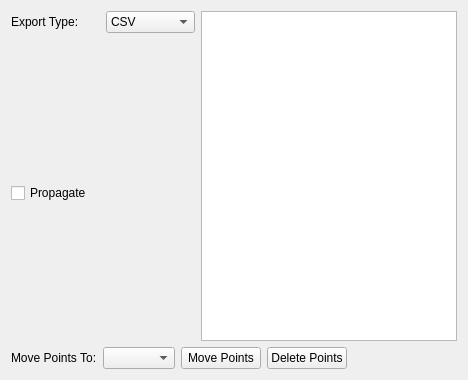
The window that src/WhiskerToolbox/DataManager_Widget/Point_Widget/Point_Widget.ui (paulmthompson/WhiskerToolbox) describes before a commit, drawn with Qt 5.
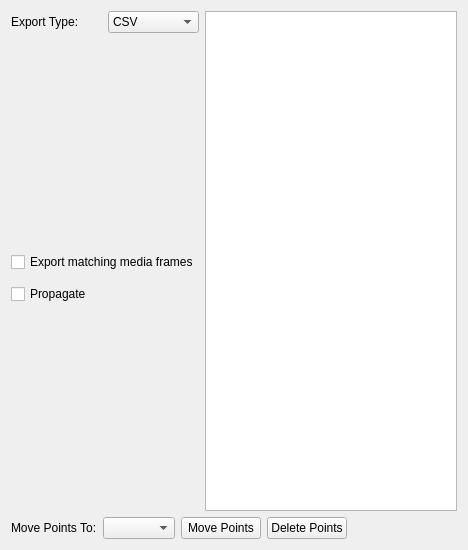
The same window after the commit. Custom widgets are drawn as their Qt base class.

Commit message: can export media alongside points when saving as CSV

What changed in the file:
```diff
--- a/src/WhiskerToolbox/DataManager_Widget/Point_Widget/Point_Widget.ui
+++ b/src/WhiskerToolbox/DataManager_Widget/Point_Widget/Point_Widget.ui
@@ -7,7 +7,7 @@
     <x>0</x>
     <y>0</y>
     <width>468</width>
-    <height>380</height>
+    <height>550</height>
    </rect>
   </property>
   <property name="minimumSize">
@@ -23,10 +23,7 @@
    <item>
     <layout class="QHBoxLayout" name="topControlsLayout">
      <item>
-      <layout class="QVBoxLayout" name="leftVerticalLayout" stretch="0,0,0,0,1">
-       <property name="sizeConstraint">
-        <enum>QLayout::SizeConstraint::SetMaximumSize</enum>
-       </property>
+      <layout class="QVBoxLayout" name="leftVerticalLayout">
        <item>
         <layout class="QHBoxLayout" name="exportTypeLayout">
          <item>
@@ -55,6 +52,19 @@
          <widget class="CSVPointSaver_Widget" name="csv_point_saver_widget"/>
         </widget>
        </item>
+       <item>
+        <widget class="QCheckBox" name="export_media_frames_checkbox">
+         <property name="text">
+          <string>Export matching media frames</string>
+         </property>
+         <property name="checked">
+          <bool>false</bool>
+         </property>
+        </widget>
+       </item>
+       <item>
+        <widget class="MediaExport_Widget" name="media_export_options_widget" native="true"/>
+       </item>
        <item>
         <widget class="QCheckBox" name="propagate_checkbox">
          <property name="text">
@@ -132,6 +142,12 @@
    <header>IO_Widgets/PointLoaderWidget/CSV/CSVPointSaver_Widget.hpp</header>
    <container>1</container>
   </customwidget>
+  <customwidget>
+   <class>MediaExport_Widget</class>
+   <extends>QWidget</extends>
+   <header>IO_Widgets/Media/MediaExport_Widget.hpp</header>
+   <container>1</container>
+  </customwidget>
  </customwidgets>
  <resources/>
  <connections/>
```
The commit also changes 5 other files.
